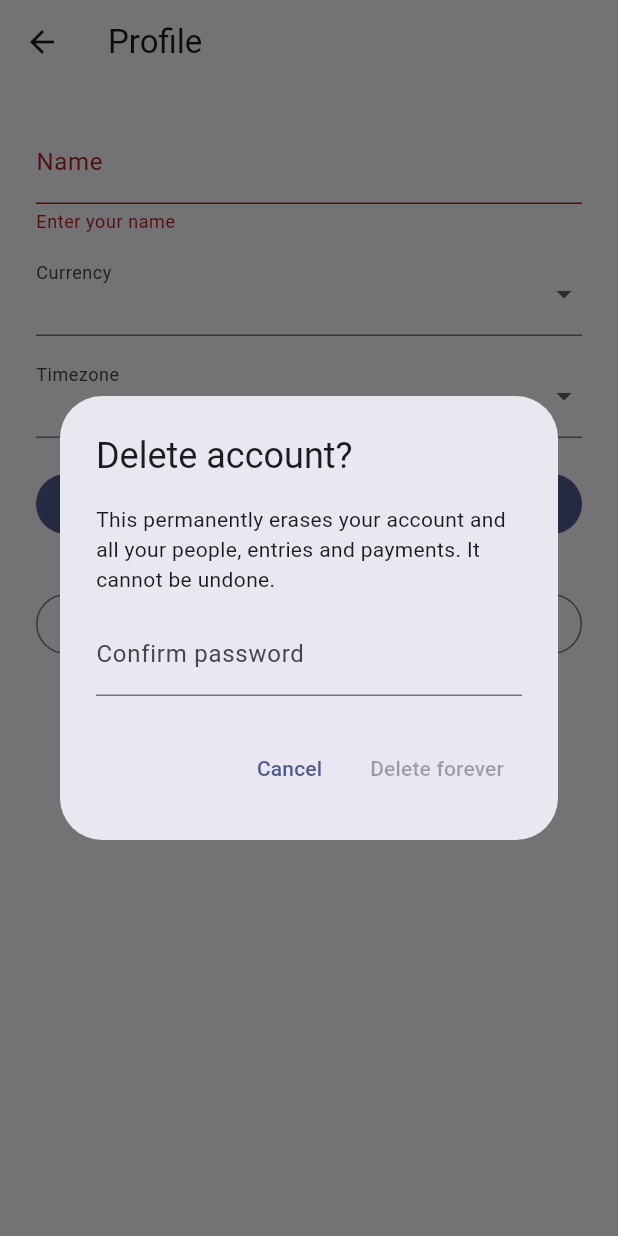
After one commit to sarangpkarun/money-management-app, a Flutter app: the ProfileScreen screen opened directly, after a tap on "Save", after a tap on "Delete account", on a phone screen of 412 x 824 dp. The commit adds this screen. Run offline on Flutter 3.47's test engine with Material 3 defaults, Android fonts, the phone set to English and light mode, and no system bars; our stand-ins replace cloud_firestore, firebase_auth, firebase_core, flutter_local_notifications, flutter_riverpod, timezone; accounts and stored records are empty.

Commit message:
Add profile editing and delete account
- UserRepository: watch, deleteAllData (batched, nested payments)
- AuthRepository: updateDisplayName, deleteAccount (reauth, wipe data, delete)
- Profile screen (name, currency, timezone) and password-confirmed delete
- Profile entry point on the temporary home screen
- Tests for repositories and the profile screen

```diff
--- a/lib/auth/auth_repository.dart
+++ b/lib/auth/auth_repository.dart
@@ -13,6 +13,7 @@ String authErrorMessage(String code) => switch (code) {
   'invalid-email' => 'Enter a valid email address.',
   'network-request-failed' => 'No internet connection. Try again.',
   'too-many-requests' => 'Too many attempts. Please wait and try again.',
+  'requires-recent-login' => 'For security, please log in again and retry.',
   'user-disabled' => 'This account has been disabled.',
   'operation-not-allowed' || 'configuration-not-found' =>
     'Email/password sign-in is not enabled for this project yet.',
@@ -87,6 +88,20 @@ class AuthRepository {
 
   Future<void> signOut() => _auth.signOut();
 
+  Future<void> updateDisplayName(String name) =>
+      _guard(() async => _auth.currentUser?.updateDisplayName(name.trim()));
+
+  /// Re-checks the password, erases all the user's Firestore data, then deletes
+  /// the account. (Cloud Functions cleanup is added in Phase 2 as a backstop.)
+  Future<void> deleteAccount(String password) => _guard(() async {
+    final user = _auth.currentUser!;
+    await user.reauthenticateWithCredential(
+      EmailAuthProvider.credential(email: user.email!, password: password),
+    );
+    await UserRepository(_db, user.uid).deleteAllData();
+    await user.delete();
+  });
+
   Future<void> sendPasswordReset(String email) =>
       _guard(() => _auth.sendPasswordResetEmail(email: email.trim()));
 
--- a/lib/core/data/paths.dart
+++ b/lib/core/data/paths.dart
@@ -14,6 +14,8 @@ class UserPaths {
       user.collection('people');
   CollectionReference<Map<String, dynamic>> get transactions =>
       user.collection('transactions');
+  CollectionReference<Map<String, dynamic>> get reminders =>
+      user.collection('reminders');
   CollectionReference<Map<String, dynamic>> payments(String txnId) =>
       transactions.doc(txnId).collection('payments');
 }
--- a/lib/core/data/providers.dart
+++ b/lib/core/data/providers.dart
@@ -2,6 +2,7 @@ import 'package:cloud_firestore/cloud_firestore.dart';
 import 'package:firebase_auth/firebase_auth.dart';
 import 'package:flutter_riverpod/flutter_riverpod.dart';
 
+import '../models/app_user.dart';
 import 'payment_repository.dart';
 import 'people_repository.dart';
 import 'transaction_repository.dart';
@@ -39,3 +40,7 @@ final paymentRepositoryProvider = Provider(
 final userRepositoryProvider = Provider(
   (ref) => UserRepository(ref.watch(firestoreProvider), ref.watch(uidProvider)),
 );
+
+final currentProfileProvider = StreamProvider<AppUser?>(
+  (ref) => ref.watch(userRepositoryProvider).watch(),
+);
--- a/lib/core/data/user_repository.dart
+++ b/lib/core/data/user_repository.dart
@@ -14,6 +14,39 @@ class UserRepository {
     return data == null ? null : AppUser.fromMap(data);
   }
 
+  Stream<AppUser?> watch() => _paths.user.snapshots().map((s) {
+    final data = s.data();
+    return data == null ? null : AppUser.fromMap(data);
+  });
+
   Future<void> save(AppUser user) =>
       _paths.user.set(user.toMap(), SetOptions(merge: true));
+
+  /// Permanently erases everything stored under `users/{uid}`: payments, then
+  /// transactions, people, reminders and finally the profile document.
+  Future<void> deleteAllData() async {
+    final txns = await _paths.transactions.get();
+    for (final t in txns.docs) {
+      await _deleteCollection(t.reference.collection('payments'));
+    }
+    await _deleteCollection(_paths.transactions);
+    await _deleteCollection(_paths.people);
+    await _deleteCollection(_paths.reminders);
+    await _paths.user.delete();
+  }
+
+  /// Deletes in batches, as Firestore limits a batch to 500 writes.
+  Future<void> _deleteCollection(
+    CollectionReference<Map<String, dynamic>> c,
+  ) async {
+    while (true) {
+      final snap = await c.limit(400).get();
+      if (snap.docs.isEmpty) return;
+      final batch = _paths.db.batch();
+      for (final d in snap.docs) {
+        batch.delete(d.reference);
+      }
+      await batch.commit();
+    }
+  }
 }
--- /dev/null
+++ b/lib/settings/profile_screen.dart
@@ -0,0 +1,214 @@
+import 'package:flutter/material.dart';
+import 'package:flutter_riverpod/flutter_riverpod.dart';
+
+import '../auth/auth_form.dart';
+import '../auth/auth_providers.dart';
+import '../auth/auth_repository.dart';
+import '../core/data/providers.dart';
+import '../core/models/app_user.dart';
+
+const currencies = ['INR', 'USD', 'EUR', 'GBP', 'AED'];
+const timezones = [
+  'Asia/Kolkata',
+  'Asia/Dubai',
+  'Asia/Singapore',
+  'Europe/London',
+  'America/New_York',
+  'America/Los_Angeles',
+  'Australia/Sydney',
+  'UTC',
+];
+
+class ProfileScreen extends ConsumerWidget {
+  const ProfileScreen({super.key});
+
+  @override
+  Widget build(BuildContext context, WidgetRef ref) {
+    final profile = ref.watch(currentProfileProvider);
+    return Scaffold(
+      appBar: AppBar(title: const Text('Profile')),
+      body: profile.when(
+        loading: () => const Center(child: CircularProgressIndicator()),
+        error: (e, _) => Center(child: Text('Could not load profile: $e')),
+        data: (user) => _ProfileForm(
+          initial:
+              user ??
+              AppUser(
+                name:
+                    ref.read(authRepositoryProvider).currentUser?.displayName ??
+                    '',
+              ),
+        ),
+      ),
+    );
+  }
+}
+
+class _ProfileForm extends ConsumerStatefulWidget {
+  const _ProfileForm({required this.initial});
+
+  final AppUser initial;
+
+  @override
+  ConsumerState<_ProfileForm> createState() => _ProfileFormState();
+}
+
+class _ProfileFormState extends ConsumerState<_ProfileForm> {
+  final _form = GlobalKey<FormState>();
+  late final _name = TextEditingController(text: widget.initial.name);
+  late String _currency = widget.initial.currency;
+  late String _timezone = widget.initial.timezone;
+  bool _busy = false;
+
+  @override
+  void dispose() {
+    _name.dispose();
+    super.dispose();
+  }
+
+  Future<void> _save() async {
+    if (!_form.currentState!.validate()) return;
+    setState(() => _busy = true);
+    final messenger = ScaffoldMessenger.of(context);
+    final ok = await runAuthAction(context, () async {
+      await ref
+          .read(userRepositoryProvider)
+          .save(
+            AppUser(
+              name: _name.text.trim(),
+              currency: _currency,
+              timezone: _timezone,
+            ),
+          );
+      await ref.read(authRepositoryProvider).updateDisplayName(_name.text);
+    });
+    if (!mounted) return;
+    setState(() => _busy = false);
+    if (ok) {
+      messenger.showSnackBar(const SnackBar(content: Text('Profile saved')));
+    }
+  }
+
+  Future<void> _confirmDelete() async {
+    final password = await showDialog<String>(
+      context: context,
+      builder: (_) => const _DeleteAccountDialog(),
+    );
+    if (password == null || !mounted) return;
+    // On success the auth gate returns to the login screen by itself.
+    final ok = await runAuthAction(
+      context,
+      () => ref.read(authRepositoryProvider).deleteAccount(password),
+    );
+    if (ok && mounted) Navigator.of(context).popUntil((r) => r.isFirst);
+  }
+
+  @override
+  Widget build(BuildContext context) {
+    return SingleChildScrollView(
+      padding: const EdgeInsets.all(24),
+      child: Form(
+        key: _form,
+        child: Column(
+          crossAxisAlignment: CrossAxisAlignment.stretch,
+          children: [
+            TextFormField(
+              controller: _name,
+              textCapitalization: TextCapitalization.words,
+              decoration: const InputDecoration(labelText: 'Name'),
+              validator: validateName,
+            ),
+            const SizedBox(height: 12),
+            DropdownButtonFormField<String>(
+              initialValue: _currency,
+              decoration: const InputDecoration(labelText: 'Currency'),
+              items: [
+                for (final c in {...currencies, _currency})
+                  DropdownMenuItem(value: c, child: Text(c)),
+              ],
+              onChanged: (v) => setState(() => _currency = v!),
+            ),
+            const SizedBox(height: 12),
+            DropdownButtonFormField<String>(
+              initialValue: _timezone,
+              decoration: const InputDecoration(labelText: 'Timezone'),
+              items: [
+                for (final t in {...timezones, _timezone})
+                  DropdownMenuItem(value: t, child: Text(t)),
+              ],
+              onChanged: (v) => setState(() => _timezone = v!),
+            ),
+            const SizedBox(height: 20),
+            FilledButton(
+              onPressed: _busy ? null : _save,
+              child: Text(_busy ? 'Saving...' : 'Save'),
+            ),
+            const SizedBox(height: 32),
+            OutlinedButton(
+              style: OutlinedButton.styleFrom(
+                foregroundColor: Theme.of(context).colorScheme.error,
+              ),
+              onPressed: _confirmDelete,
+              child: const Text('Delete account'),
+            ),
+          ],
+        ),
+      ),
+    );
+  }
+}
+
+class _DeleteAccountDialog extends StatefulWidget {
+  const _DeleteAccountDialog();
+
+  @override
+  State<_DeleteAccountDialog> createState() => _DeleteAccountDialogState();
+}
+
+class _DeleteAccountDialogState extends State<_DeleteAccountDialog> {
+  final _password = TextEditingController();
+
+  @override
+  void dispose() {
+    _password.dispose();
+    super.dispose();
+  }
+
+  @override
+  Widget build(BuildContext context) {
+    return AlertDialog(
+      title: const Text('Delete account?'),
+      content: Column(
+        mainAxisSize: MainAxisSize.min,
+        children: [
+          const Text(
+            'This permanently erases your account and all your people, '
+            'entries and payments. It cannot be undone.',
+          ),
+          const SizedBox(height: 12),
+          TextField(
+            controller: _password,
+            obscureText: true,
+            decoration: const InputDecoration(labelText: 'Confirm password'),
+            onChanged: (_) => setState(() {}),
+          ),
+        ],
+      ),
+      actions: [
+        TextButton(
+          onPressed: () => Navigator.of(context).pop(),
+          child: const Text('Cancel'),
+        ),
+        TextButton(
+          style: TextButton.styleFrom(
+            foregroundColor: Theme.of(context).colorScheme.error,
+          ),
+          onPressed: _password.text.isEmpty
+              ? null
+              : () => Navigator.of(context).pop(_password.text),
+          child: const Text('Delete forever'),
+        ),
+      ],
+    );
+  }
+}
```
Also changed, not shown: lib/main.dart (+13 -1 lines), 4 other files.
